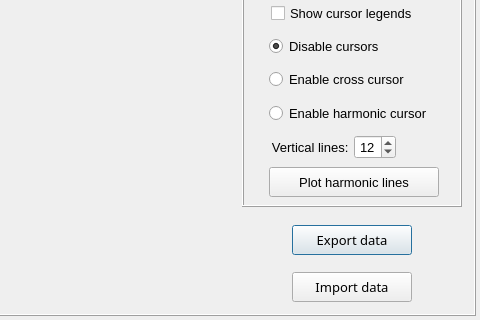
This is vibra/interface/data/ui_files/plots/general/frequency_response_plot.ui in MOPT-UFSC/VIBRA as Qt 5 draws it before an edit; both pictures show x 520 to 1000 and y 471 to 791 of the 1000 by 791 pixel window. The edited form follows.
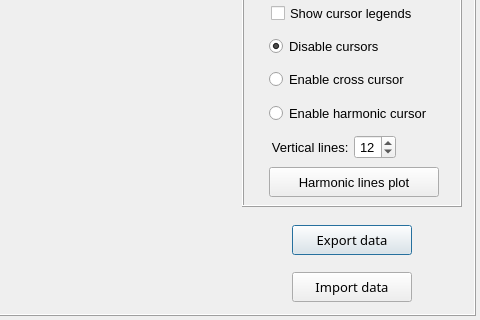
This is the edited form.

Commit message: adds remove all functionality and implements logic to not plot lines that go beyond the graphic limits

```diff
--- a/vibra/interface/data/ui_files/plots/general/frequency_response_plot.ui
+++ b/vibra/interface/data/ui_files/plots/general/frequency_response_plot.ui
@@ -1755,7 +1755,7 @@
                        </font>
                       </property>
                       <property name="text">
-                       <string>Plot harmonic lines</string>
+                       <string>Harmonic lines plot</string>
                       </property>
                      </widget>
                     </item>
```
Left out of the diff: 2 changed lines with no effect on the pictures. The commit also changes 5 other files.
